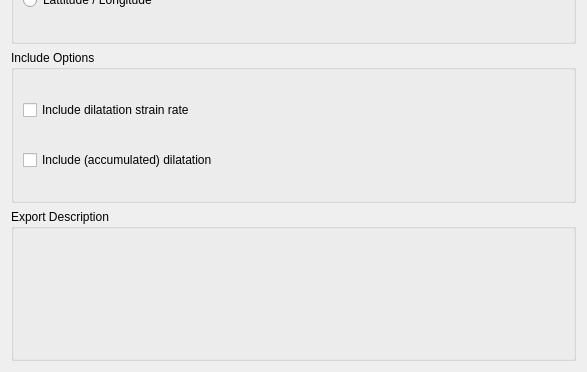
Qt form src/qt-widgets/ExportScalarCoverageOptionsWidgetUi.ui (GPlates/GPlates) before a commit; both pictures show x 0 to 587 and y 278 to 650 of the 587 by 650 pixel window.
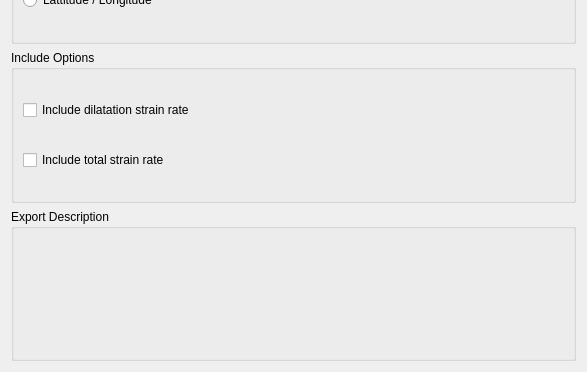
The same form after that commit.

Commit message: (trunk) Add option to export second invariant strain rate (known to user as "total strain rate") alongside dilatation strain rate.

What changed in the file:
```diff
--- a/src/qt-widgets/ExportScalarCoverageOptionsWidgetUi.ui
+++ b/src/qt-widgets/ExportScalarCoverageOptionsWidgetUi.ui
@@ -92,7 +92,7 @@
       <item>
        <widget class="QCheckBox" name="include_dilatation_check_box">
         <property name="text">
-         <string>Include (accumulated) dilatation</string>
+         <string>Include total strain rate</string>
         </property>
        </widget>
       </item>
```
Left out of the diff: 2 changed lines with no effect on the pictures. The commit also changes 22 other files.
